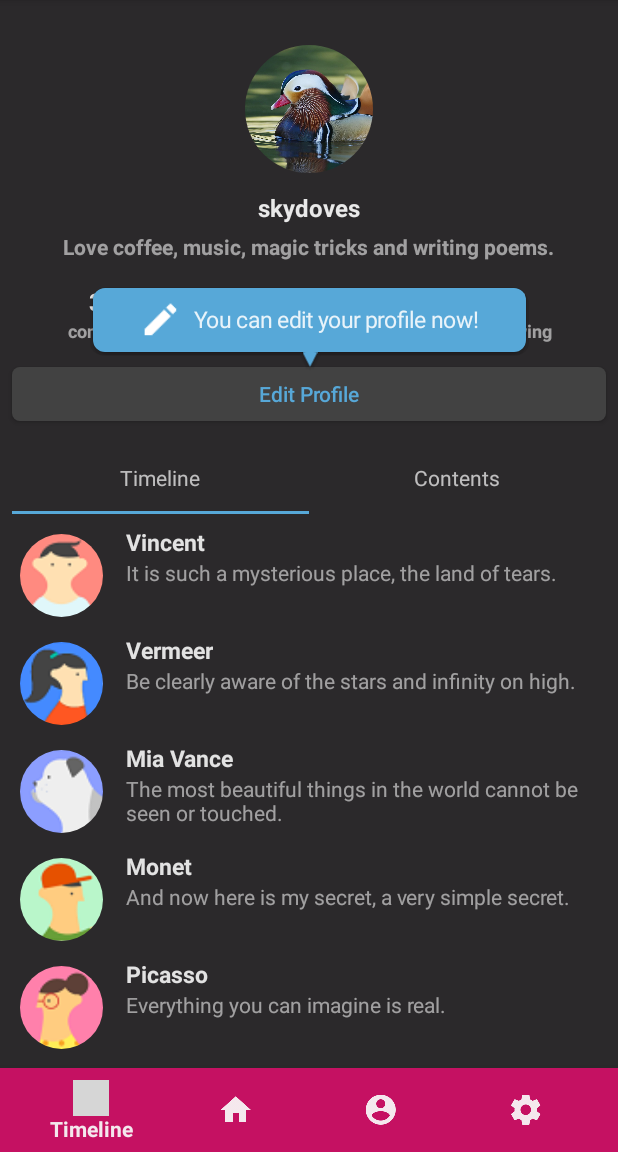
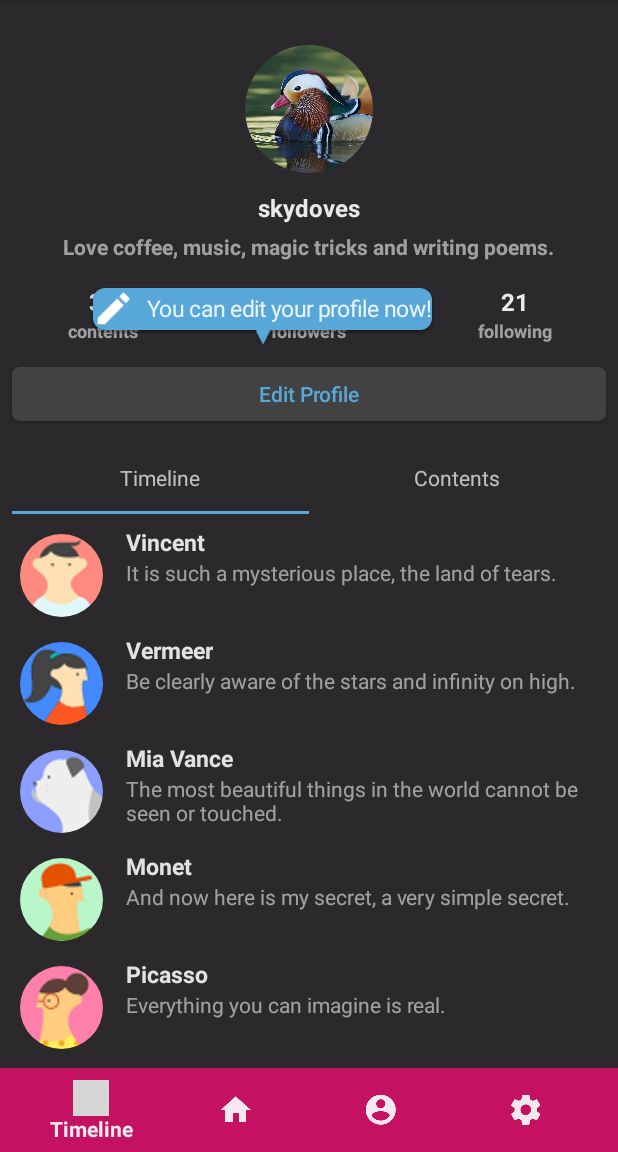
Before and after one commit to skydoves/Balloon, an Android app: the MainActivity screen opened directly, with no data from a screen before it, on a phone screen of 412 x 824 dp, the part 84-1236 px from its top. Run offline under Robolectric (Android 15) with nearby library versions, the phone set to English and light mode, and no system bars; our stand-ins replace CircleImageView; pictures from the network do not load; grey boxes are pictures that could not be loaded.

Commit message:
Make wrap_content layout_balloon

```diff
--- a/balloon/src/main/java/com/skydoves/balloon/Balloon.kt
+++ b/balloon/src/main/java/com/skydoves/balloon/Balloon.kt
@@ -47,7 +47,6 @@ import androidx.lifecycle.OnLifecycleEvent
 import com.skydoves.balloon.annotations.Dp
 import com.skydoves.balloon.annotations.Sp
 import kotlinx.android.synthetic.main.layout_balloon.view.balloon_arrow
-import kotlinx.android.synthetic.main.layout_balloon.view.balloon_background
 import kotlinx.android.synthetic.main.layout_balloon.view.balloon_content
 import kotlinx.android.synthetic.main.layout_balloon.view.balloon_detail
 import kotlinx.android.synthetic.main.layout_balloon.view.balloon_icon
@@ -81,10 +80,9 @@ class Balloon(
   init {
     val inflater = context.getSystemService(Context.LAYOUT_INFLATER_SERVICE) as LayoutInflater
     this.bodyView = inflater.inflate(R.layout.layout_balloon, null)
-    val width = getMeasureWidth()
-    val params = RelativeLayout.LayoutParams(width, builder.height)
-    this.bodyView.layoutParams = params
-    this.bodyWindow = PopupWindow(bodyView, width, builder.height)
+    this.bodyView.layoutParams = RelativeLayout.LayoutParams(getMeasureWidth(), builder.height)
+    this.bodyWindow = PopupWindow(bodyView, RelativeLayout.LayoutParams.WRAP_CONTENT,
+      RelativeLayout.LayoutParams.WRAP_CONTENT)
     createByBuilder()
   }
 
@@ -125,11 +123,13 @@ class Balloon(
           rotation = 90f
         }
       }
-      when (builder.arrowOrientation) {
-        ArrowOrientation.BOTTOM, ArrowOrientation.TOP ->
-          x = bodyWindow.width * builder.arrowPosition - (builder.arrowSize / 2)
-        ArrowOrientation.LEFT, ArrowOrientation.RIGHT ->
-          y = bodyWindow.height * builder.arrowPosition - (builder.arrowSize / 2)
+      bodyView.post {
+        when (builder.arrowOrientation) {
+          ArrowOrientation.BOTTOM, ArrowOrientation.TOP ->
+            x = bodyView.width * builder.arrowPosition - (builder.arrowSize / 2)
+          ArrowOrientation.LEFT, ArrowOrientation.RIGHT ->
+            y = bodyView.height * builder.arrowPosition - (builder.arrowSize / 2)
+        }
       }
       layoutParams = params
       alpha = builder.alpha
@@ -139,7 +139,7 @@ class Balloon(
   }
 
   private fun initializeBackground() {
-    with(bodyView.balloon_background) {
+    with(bodyView.balloon_detail) {
       alpha = builder.alpha
       if (builder.backgroundDrawable == null) {
         background = GradientDrawable().apply {
--- a/balloon/src/main/res/layout/layout_balloon.xml
+++ b/balloon/src/main/res/layout/layout_balloon.xml
@@ -2,15 +2,15 @@
 <RelativeLayout xmlns:android="http://schemas.android.com/apk/res/android"
   xmlns:tools="http://schemas.android.com/tools"
   android:id="@+id/balloon"
-  android:layout_width="match_parent"
-  android:layout_height="60dp"
+  android:layout_width="wrap_content"
+  android:layout_height="wrap_content"
   android:background="@android:color/transparent">
 
   <androidx.appcompat.widget.AppCompatImageView
     android:id="@+id/balloon_arrow"
     android:layout_width="15dp"
     android:layout_height="10dp"
-    android:layout_alignParentBottom="true"
+    android:layout_alignBottom="@+id/balloon_content"
     android:layout_centerHorizontal="true"
     android:rotation="180"
     android:scaleType="fitXY"
@@ -19,17 +19,10 @@
 
   <RelativeLayout
     android:id="@+id/balloon_content"
-    android:layout_width="match_parent"
-    android:layout_height="match_parent"
+    android:layout_width="wrap_content"
+    android:layout_height="wrap_content"
     android:layout_centerInParent="true"
     android:padding="10dp">
-
-    <LinearLayout
-      android:id="@+id/balloon_background"
-      android:layout_width="match_parent"
-      android:layout_height="match_parent"
-      android:layout_centerInParent="true"
-      android:orientation="horizontal" />
 
     <LinearLayout
       android:id="@+id/balloon_detail"
@@ -37,7 +30,8 @@
       android:layout_height="wrap_content"
       android:layout_centerInParent="true"
       android:gravity="center"
-      android:orientation="horizontal">
+      android:orientation="horizontal"
+      tools:background="@android:color/darker_gray">
 
       <androidx.appcompat.widget.AppCompatImageView
         android:id="@+id/balloon_icon"
```
